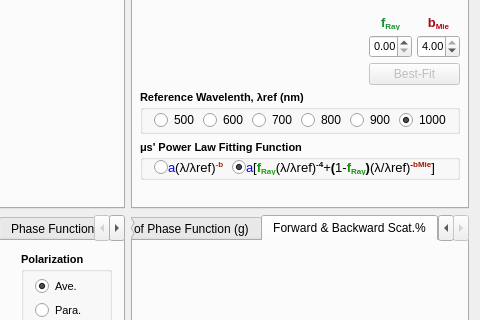
Qt form src/mainwindow.ui (VirtualPhotonics/MieSimulatorGUI) before a commit; both pictures show x 660 to 1140 and y 163 to 483 of the 1140 by 768 pixel window.
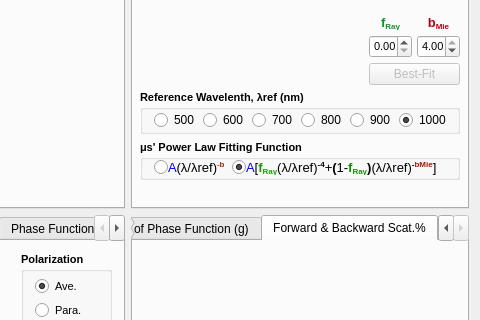
The same form after that commit. The open tabs and pages were chosen to show the change. Icons and pictures are not drawn. Custom widgets are drawn as their Qt base class.

What changed in the file:
```diff
--- a/src/mainwindow.ui
+++ b/src/mainwindow.ui
@@ -2768,7 +2768,6 @@
              <font>
               <family>Arial</family>
               <pointsize>8</pointsize>
-              <weight>75</weight>
               <bold>true</bold>
              </font>
             </property>
@@ -2809,12 +2808,11 @@
                 <font>
                  <family>Arial</family>
                  <pointsize>8</pointsize>
-                 <weight>50</weight>
                  <bold>false</bold>
                 </font>
                </property>
                <property name="text">
-                <string>&lt;html&gt;&lt;head/&gt;&lt;body&gt;&lt;p&gt;&lt;span style=&quot; font-size:10pt; color:#0000ff;&quot;&gt;a&lt;/span&gt;&lt;span style=&quot; font-size:10pt; color:#000000;&quot;&gt;(λ/λref)&lt;/span&gt;&lt;span style=&quot; font-size:10pt; font-weight:600; color:#fc1907; vertical-align:super;&quot;&gt;-&lt;/span&gt;&lt;span style=&quot; font-size:10pt; font-weight:600; color:#ab2300; vertical-align:super;&quot;&gt;b&lt;/span&gt;&lt;/p&gt;&lt;/body&gt;&lt;/html&gt;</string>
+                <string>&lt;html&gt;&lt;head/&gt;&lt;body&gt;&lt;p&gt;&lt;span style=&quot; font-size:10pt; color:#0000ff;&quot;&gt;A&lt;/span&gt;&lt;span style=&quot; font-size:10pt; color:#000000;&quot;&gt;(λ/λref)&lt;/span&gt;&lt;span style=&quot; font-size:10pt; font-weight:600; color:#fc1907; vertical-align:super;&quot;&gt;-&lt;/span&gt;&lt;span style=&quot; font-size:10pt; font-weight:600; color:#ab2300; vertical-align:super;&quot;&gt;b&lt;/span&gt;&lt;/p&gt;&lt;/body&gt;&lt;/html&gt;</string>
                </property>
                <property name="alignment">
                 <set>Qt::AlignLeading|Qt::AlignLeft|Qt::AlignVCenter</set>
@@ -2864,13 +2862,12 @@
                 <font>
                  <family>Arial</family>
                  <pointsize>8</pointsize>
-                 <weight>50</weight>
                  <italic>false</italic>
                  <bold>false</bold>
                 </font>
                </property>
                <property name="text">
-                <string>&lt;html&gt;&lt;head/&gt;&lt;body&gt;&lt;p&gt;&lt;span style=&quot; font-size:10pt; color:#0000ff;&quot;&gt;a&lt;/span&gt;&lt;span style=&quot; font-size:10pt; color:#000000;&quot;&gt;[&lt;/span&gt;&lt;span style=&quot; font-size:10pt; font-weight:600; color:#159e04;&quot;&gt;f&lt;/span&gt;&lt;span style=&quot; font-size:10pt; font-weight:600; color:#15a204; vertical-align:sub;&quot;&gt;Ray&lt;/span&gt;&lt;span style=&quot; font-size:10pt; color:#000000;&quot;&gt;(λ/λref)&lt;/span&gt;&lt;span style=&quot; font-size:10pt; font-weight:600; color:#000000; vertical-align:super;&quot;&gt;-4&lt;/span&gt;&lt;span style=&quot; font-size:10pt; color:#000000;&quot;&gt;+&lt;/span&gt;&lt;span style=&quot; font-size:10pt; font-weight:600; color:#000000;&quot;&gt;(&lt;/span&gt;&lt;span style=&quot; font-size:10pt; color:#000000;&quot;&gt;1-&lt;/span&gt;&lt;span style=&quot; font-size:10pt; font-weight:600; color:#139103;&quot;&gt;f&lt;/span&gt;&lt;span style=&quot; font-size:10pt; font-weight:600; color:#139103; vertical-align:sub;&quot;&gt;Ray&lt;/span&gt;&lt;span style=&quot; font-size:10pt; font-weight:600; color:#000000;&quot;&gt;)&lt;/span&gt;&lt;span style=&quot; font-size:10pt; color:#000000;&quot;&gt;(λ/λref)&lt;/span&gt;&lt;span style=&quot; font-size:10pt; font-weight:600; color:#000000; vertical-align:super;&quot;&gt;-&lt;/span&gt;&lt;span style=&quot; font-size:10pt; font-weight:600; color:#a21902; vertical-align:super;&quot;&gt;bMie&lt;/span&gt;&lt;span style=&quot; font-size:10pt; color:#000000;&quot;&gt;] &lt;/span&gt;&lt;/p&gt;&lt;/body&gt;&lt;/html&gt;</string>
+                <string>&lt;html&gt;&lt;head/&gt;&lt;body&gt;&lt;p&gt;&lt;span style=&quot; font-size:10pt; color:#0000ff;&quot;&gt;A&lt;/span&gt;&lt;span style=&quot; font-size:10pt; color:#000000;&quot;&gt;[&lt;/span&gt;&lt;span style=&quot; font-size:10pt; font-weight:600; color:#159e04;&quot;&gt;f&lt;/span&gt;&lt;span style=&quot; font-size:10pt; font-weight:600; color:#15a204; vertical-align:sub;&quot;&gt;Ray&lt;/span&gt;&lt;span style=&quot; font-size:10pt; color:#000000;&quot;&gt;(λ/λref)&lt;/span&gt;&lt;span style=&quot; font-size:10pt; font-weight:600; color:#000000; vertical-align:super;&quot;&gt;-4&lt;/span&gt;&lt;span style=&quot; font-size:10pt; color:#000000;&quot;&gt;+&lt;/span&gt;&lt;span style=&quot; font-size:10pt; font-weight:600; color:#000000;&quot;&gt;(&lt;/span&gt;&lt;span style=&quot; font-size:10pt; color:#000000;&quot;&gt;1-&lt;/span&gt;&lt;span style=&quot; font-size:10pt; font-weight:600; color:#139103;&quot;&gt;f&lt;/span&gt;&lt;span style=&quot; font-size:10pt; font-weight:600; color:#139103; vertical-align:sub;&quot;&gt;Ray&lt;/span&gt;&lt;span style=&quot; font-size:10pt; font-weight:600; color:#000000;&quot;&gt;)&lt;/span&gt;&lt;span style=&quot; font-size:10pt; color:#000000;&quot;&gt;(λ/λref)&lt;/span&gt;&lt;span style=&quot; font-size:10pt; font-weight:600; color:#000000; vertical-align:super;&quot;&gt;-&lt;/span&gt;&lt;span style=&quot; font-size:10pt; font-weight:600; color:#a21902; vertical-align:super;&quot;&gt;bMie&lt;/span&gt;&lt;span style=&quot; font-size:10pt; color:#000000;&quot;&gt;] &lt;/span&gt;&lt;/p&gt;&lt;/body&gt;&lt;/html&gt;</string>
                </property>
                <property name="alignment">
                 <set>Qt::AlignLeading|Qt::AlignLeft|Qt::AlignVCenter</set>
```
Left out of the diff: 114 changed lines with no effect on the pictures.
